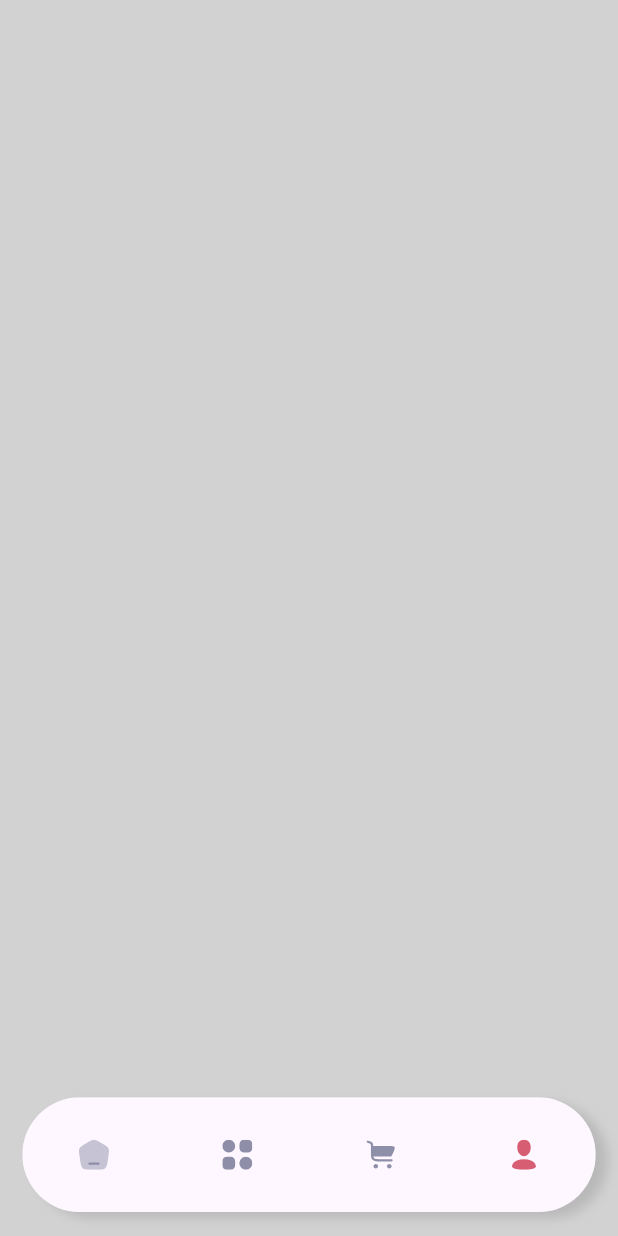
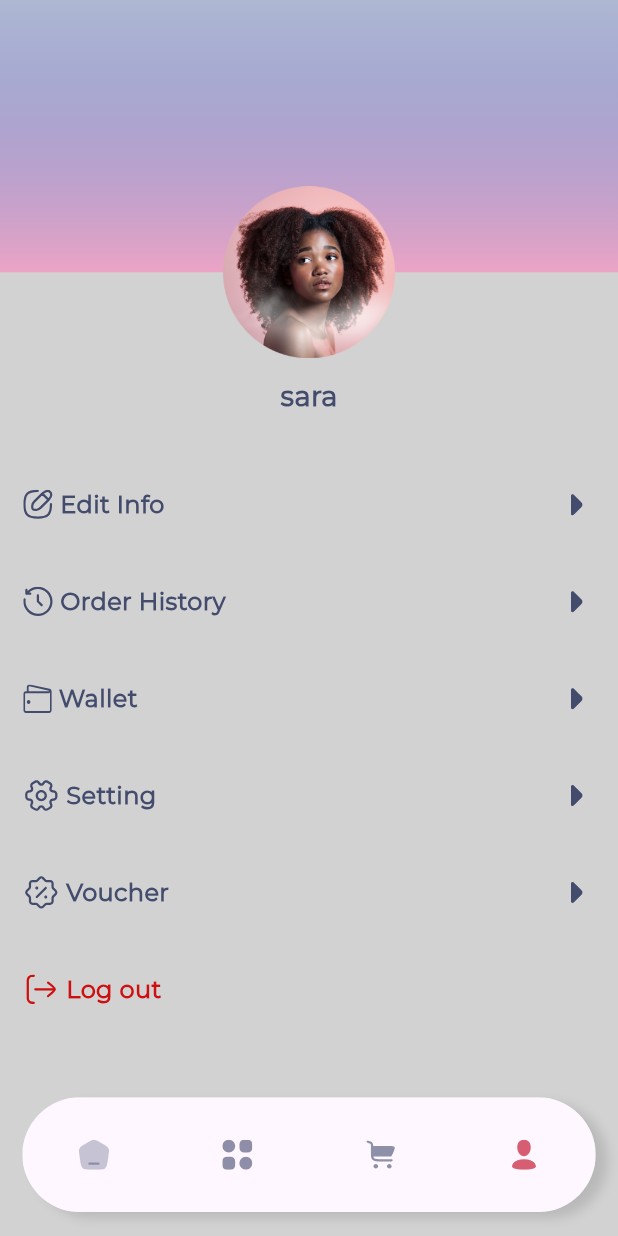
Before and after one commit to elnaggar11/cosmetics, a Flutter app: the screen it shows after launch, item 4 of the bottom bar chosen, on a phone screen of 412 x 824 dp. Run offline on Flutter 3.47's test engine with Material 3 defaults, Android fonts, the phone set to English and light mode, and no system bars; our stand-ins replace flutter_screenutil, flutter_svg, lottie, pin_code_fields.

Commit message:
create profile page done

```diff
--- a/lib/views/home/pages/profile_page.dart
+++ b/lib/views/home/pages/profile_page.dart
@@ -1,10 +1,124 @@
+import 'package:cosmetics/core/ui/app_image.dart';
 import 'package:flutter/material.dart';
+import 'package:flutter_screenutil/flutter_screenutil.dart';
 
-class ProfilePage extends StatelessWidget {
+class ProfilePage extends StatefulWidget {
   const ProfilePage({super.key});
 
   @override
+  State<ProfilePage> createState() => _ProfilePageState();
+}
+
+class _ProfilePageState extends State<ProfilePage> {
+  final List _list = [
+    _Model(image: 'edit_info.svg', text: 'Edit Info'),
+    _Model(image: 'order_history.svg', text: 'Order History'),
+    _Model(image: 'wallet.svg', text: 'Wallet'),
+    _Model(image: 'setting.svg', text: 'Setting'),
+    _Model(image: 'voucher.svg', text: 'Voucher'),
+    _Model(image: 'logout.svg', text: 'Log out'),
+  ];
+  @override
   Widget build(BuildContext context) {
-    return const Scaffold(backgroundColor: Color(0xffD2D2D2));
+    return Scaffold(
+      backgroundColor: Color(0xffD2D2D2),
+      body: Column(
+        children: [
+          SizedBox(
+            height: 200.h,
+            child: Stack(
+              children: [
+                Container(
+                  height: 152.h,
+                  decoration: BoxDecoration(
+                    gradient: LinearGradient(
+                      begin: AlignmentGeometry.topCenter,
+                      end: AlignmentGeometry.bottomCenter,
+                      colors: [Color(0x434C6DD4), Color(0xffECA4C5)],
+                    ),
+                  ),
+                ),
+                Align(
+                  alignment: AlignmentGeometry.bottomCenter,
+                  child: AppImage(image: 'girl.png', height: 96.h, width: 96.h),
+                ),
+              ],
+            ),
+          ),
+          SizedBox(height: 10.h),
+          Text(
+            'sara',
+            style: TextStyle(
+              color: Color(0xff434C6D),
+              fontFamily: 'montserrat',
+              fontWeight: FontWeight.w600,
+              fontSize: 16.r,
+            ),
+          ),
+          SizedBox(height: 40.h),
+          Expanded(
+            child: ListView.builder(
+              physics: NeverScrollableScrollPhysics(),
+              padding: EdgeInsets.symmetric(horizontal: 13.h),
+              itemCount: _list.length,
+              itemBuilder: (context, index) {
+                return Padding(
+                  padding: EdgeInsets.only(bottom: 34.h),
+                  child: _Item(
+                    index: index,
+                    image: _list[index].image,
+                    title: _list[index].text,
+                    color: index == _list.length - 1
+                        ? Color(0xffCD0F0F)
+                        : Color(0xff434C6D),
+                  ),
+                );
+              },
+            ),
+          ),
+        ],
+      ),
+    );
   }
 }
+
+class _Item extends StatelessWidget {
+  final String image;
+  final String title;
+  final Color color;
+  final int index;
+
+  const _Item({
+    required this.color,
+    required this.image,
+    required this.title,
+    required this.index,
+  });
+  @override
+  Widget build(BuildContext context) {
+    return Row(
+      children: [
+        AppImage(image: image),
+        SizedBox(width: 4.w),
+        Text(
+          title,
+          style: TextStyle(
+            color: color,
+            fontFamily: 'montserrat',
+            fontWeight: FontWeight.w600,
+            fontSize: 14.r,
+          ),
+        ),
+        Spacer(),
+        AppImage(image: index == 5 ? '' : 'arrow_right.svg'),
+      ],
+    );
+  }
+}
+
+class _Model {
+  final String image;
+  final String text;
+
+  _Model({required this.image, required this.text});
+}
```
Also changed, not shown: assets/images/girl.png (added).
